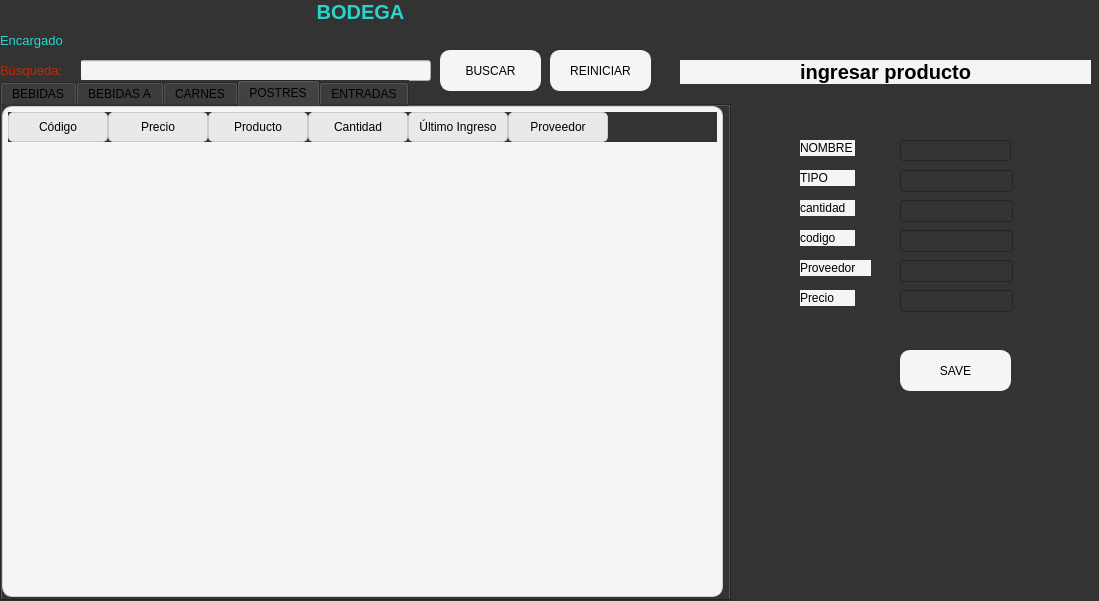
This is Ui/Almacen/u_almacen.ui in Kodegmxz/Proyecto as Qt 5 draws it before an edit. The edited form follows.
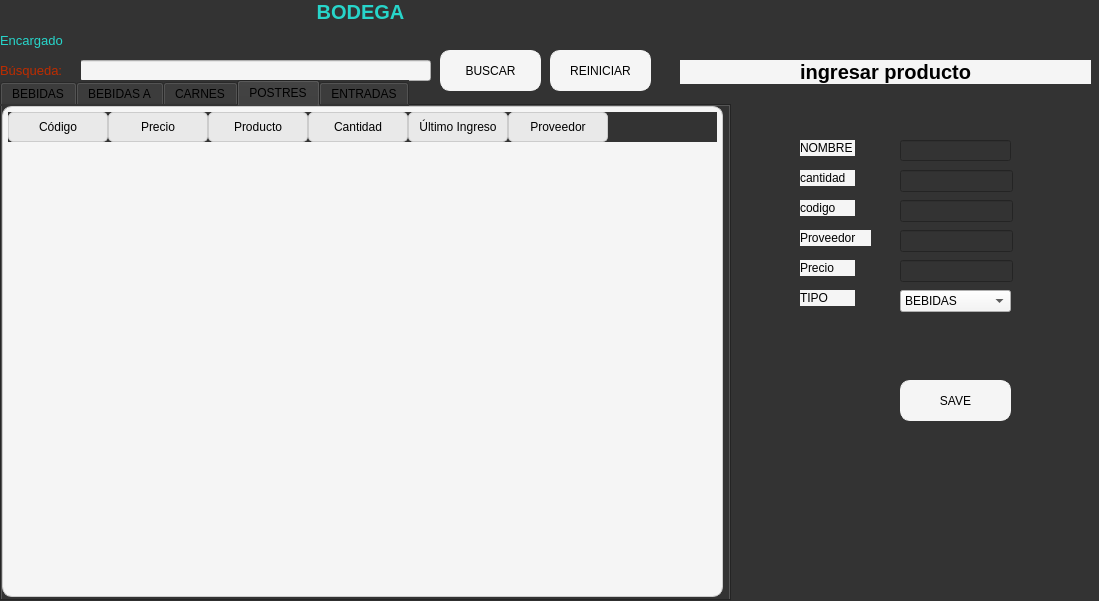
This is the edited form.

```diff
--- a/Ui/Almacen/u_almacen.ui
+++ b/Ui/Almacen/u_almacen.ui
@@ -384,21 +384,11 @@
     <string/>
    </property>
   </widget>
-  <widget class="QLineEdit" name="linetipo">
-   <property name="geometry">
-    <rect>
-     <x>900</x>
-     <y>170</y>
-     <width>113</width>
-     <height>22</height>
-    </rect>
-   </property>
-  </widget>
   <widget class="QLineEdit" name="linecantidad">
    <property name="geometry">
     <rect>
      <x>900</x>
-     <y>200</y>
+     <y>170</y>
      <width>113</width>
      <height>22</height>
     </rect>
@@ -408,7 +398,7 @@
    <property name="geometry">
     <rect>
      <x>800</x>
-     <y>170</y>
+     <y>290</y>
      <width>55</width>
      <height>16</height>
     </rect>
@@ -440,7 +430,7 @@
    <property name="geometry">
     <rect>
      <x>800</x>
-     <y>200</y>
+     <y>170</y>
      <width>55</width>
      <height>16</height>
     </rect>
@@ -456,7 +446,7 @@
    <property name="geometry">
     <rect>
      <x>800</x>
-     <y>230</y>
+     <y>200</y>
      <width>55</width>
      <height>16</height>
     </rect>
@@ -472,7 +462,7 @@
    <property name="geometry">
     <rect>
      <x>900</x>
-     <y>230</y>
+     <y>200</y>
      <width>113</width>
      <height>22</height>
     </rect>
@@ -482,7 +472,7 @@
    <property name="geometry">
     <rect>
      <x>800</x>
-     <y>260</y>
+     <y>230</y>
      <width>71</width>
      <height>16</height>
     </rect>
@@ -498,7 +488,7 @@
    <property name="geometry">
     <rect>
      <x>900</x>
-     <y>260</y>
+     <y>230</y>
      <width>113</width>
      <height>22</height>
     </rect>
@@ -508,7 +498,7 @@
    <property name="geometry">
     <rect>
      <x>800</x>
-     <y>290</y>
+     <y>260</y>
      <width>55</width>
      <height>16</height>
     </rect>
@@ -524,7 +514,7 @@
    <property name="geometry">
     <rect>
      <x>900</x>
-     <y>290</y>
+     <y>260</y>
      <width>113</width>
      <height>22</height>
     </rect>
@@ -537,7 +527,7 @@
    <property name="geometry">
     <rect>
      <x>900</x>
-     <y>350</y>
+     <y>380</y>
      <width>111</width>
      <height>41</height>
     </rect>
@@ -599,6 +589,44 @@
     <string>REINICIAR</string>
    </property>
   </widget>
+  <widget class="QComboBox" name="comboBox">
+   <property name="geometry">
+    <rect>
+     <x>900</x>
+     <y>290</y>
+     <width>111</width>
+     <height>22</height>
+    </rect>
+   </property>
+   <property name="styleSheet">
+    <string notr="true">background-color: rgb(245, 245, 245);</string>
+   </property>
+   <item>
+    <property name="text">
+     <string>BEBIDAS</string>
+    </property>
+   </item>
+   <item>
+    <property name="text">
+     <string>BEBIDAS A</string>
+    </property>
+   </item>
+   <item>
+    <property name="text">
+     <string>CARNES</string>
+    </property>
+   </item>
+   <item>
+    <property name="text">
+     <string>POSTRES</string>
+    </property>
+   </item>
+   <item>
+    <property name="text">
+     <string>ENTRADAS</string>
+    </property>
+   </item>
+  </widget>
  </widget>
  <resources/>
  <connections/>
```
